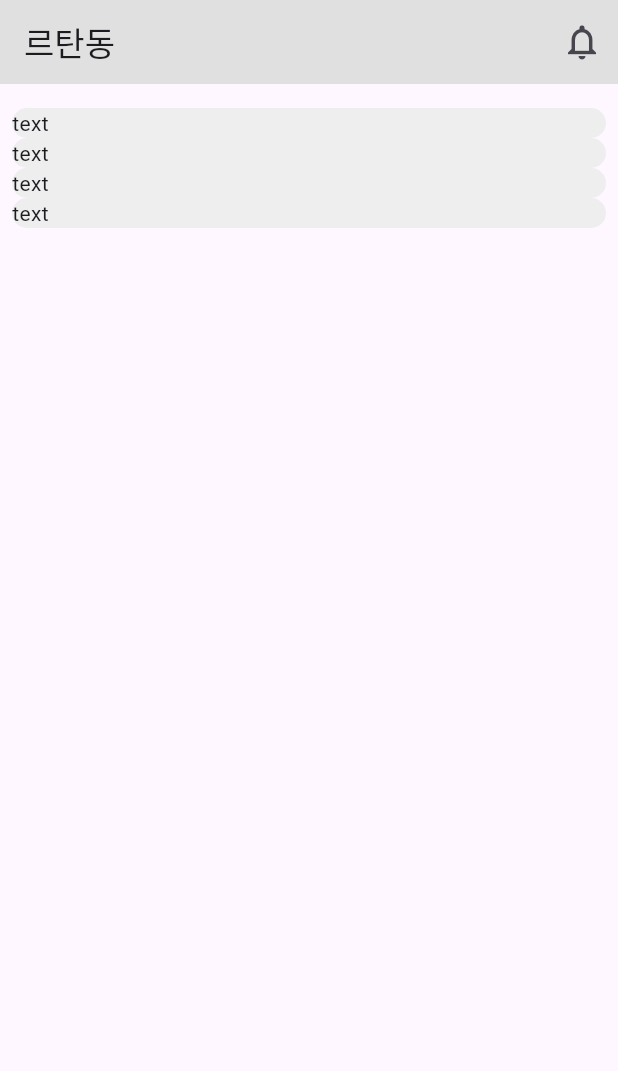
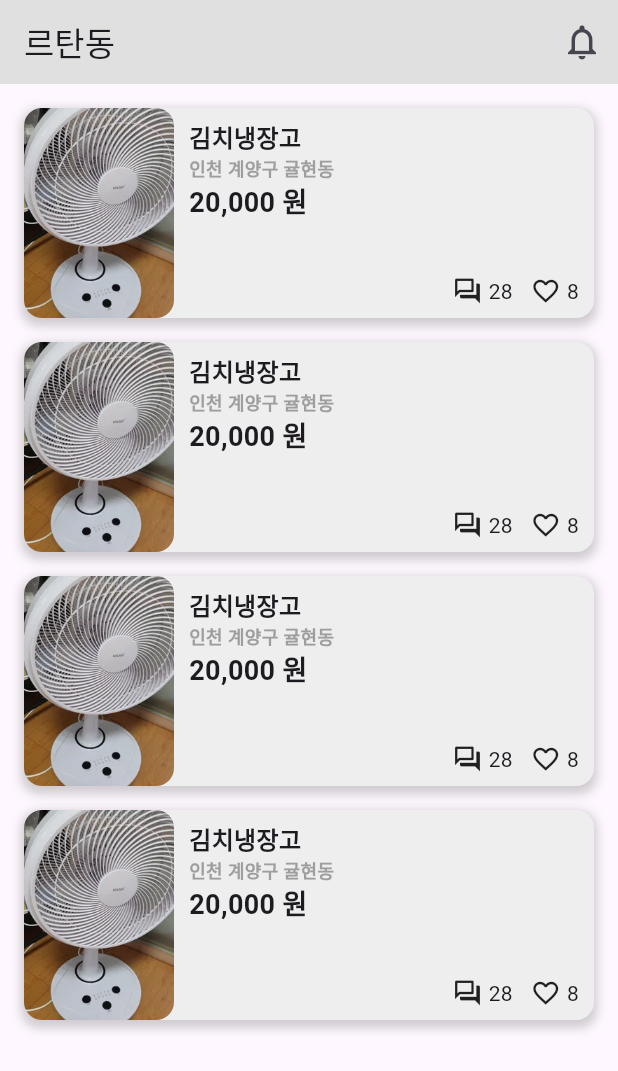
Before and after one commit to Hamiric/flutter_market_apple, a Flutter app: the screen it shows after launch, on a phone screen of 412 x 824 dp. Shown: the top 1071 px of the screen. Run offline on Flutter 3.47's test engine with Material 3 defaults, Android fonts, the phone set to English and light mode, and no system bars; our stand-ins replace flutter_riverpod.

Commit message:
[Feat] : ui 1차 완성 #2

```diff
--- a/lib/presentation/ui/main/mainpage.dart
+++ b/lib/presentation/ui/main/mainpage.dart
@@ -15,7 +15,7 @@ class MainPage extends StatelessWidget {
       ),
       body: SafeArea(
         child: Padding(
-          padding: const EdgeInsets.symmetric(horizontal: 8, vertical: 16),
+          padding: const EdgeInsets.symmetric(horizontal: 16, vertical: 16),
           child: ListView.builder(
             itemCount: 4,
             itemBuilder: (BuildContext context, int index){
--- a/lib/presentation/ui/main/widgets/items.dart
+++ b/lib/presentation/ui/main/widgets/items.dart
@@ -5,12 +5,94 @@ class Items extends StatelessWidget {
 
   @override
   Widget build(BuildContext context) {
-    return Container(
-      decoration: BoxDecoration(
-        borderRadius: BorderRadius.circular(20),
-        color: Colors.grey[200],
+    return Padding(
+      padding: const EdgeInsets.only(bottom: 16),
+      child: Container(
+        height: 140,
+        decoration: BoxDecoration(
+          borderRadius: BorderRadius.circular(12),
+          color: Colors.grey[200],
+          boxShadow: [
+            BoxShadow(
+              color: Colors.grey.withValues(alpha: 0.5),
+              spreadRadius: 2,
+              blurRadius: 5,
+              offset: Offset(0, 3),
+            ),
+          ],
+        ),
+        child: Row(
+          children: [
+            // 이미지
+            SizedBox(
+              width: 100,
+              height: 140,
+              child: ClipRRect(
+                borderRadius: BorderRadius.circular(12),
+                child: Image.asset('assets/img/sample1.png', fit: BoxFit.cover),
+              ),
+            ),
+            // 데이터
+            Expanded(
+              child: Padding(
+                padding: const EdgeInsets.symmetric(
+                  horizontal: 10,
+                  vertical: 8,
+                ),
+                child: Column(
+                  crossAxisAlignment: CrossAxisAlignment.start,
+                  children: [
+                    // 상품명
+                    Text(
+                      '김치냉장고',
+                      style: TextStyle(
+                        fontSize: 16,
+                        fontWeight: FontWeight.bold,
+                      ),
+                      maxLines: 2,
+                      overflow: TextOverflow.ellipsis,
+                    ),
+                    // 주소
+                    Text(
+                      '인천 계양구 귤현동',
+                      style: TextStyle(
+                        fontSize: 12,
+                        fontWeight: FontWeight.w600,
+                        color: Colors.grey,
+                      ),
+                    ),
+                    // 가격
+                    Text(
+                      '20,000 원',
+                      style: TextStyle(
+                        fontSize: 18,
+                        fontWeight: FontWeight.bold,
+                      ),
+                    ),
+                    Spacer(),
+                    // 댓글 좋아요 수
+                    Align(
+                      alignment: Alignment.bottomRight,
+                      child: Row(
+                        mainAxisSize: MainAxisSize.min,
+                        children: [
+                          Icon(Icons.forum_outlined, size: 20),
+                          SizedBox(width: 4),
+                          Text('28'),
+                          SizedBox(width: 12),
+                          Icon(Icons.favorite_border, size: 20),
+                          SizedBox(width: 4),
+                          Text('8'),
+                        ],
+                      ),
+                    ),
+                  ],
+                ),
+              ),
+            ),
+          ],
+        ),
       ),
-      child: Text('text'),
     );
   }
 }
--- a/pubspec.yaml
+++ b/pubspec.yaml
@@ -60,7 +60,7 @@ flutter:
 
   # To add assets to your application, add an assets section, like this:
   assets:
-    - assets/img
+    - assets/img/
 
   # An image asset can refer to one or more resolution-specific "variants", see
   # https://flutter.dev/to/resolution-aware-images
```
Also changed, not shown: 1 other file.
